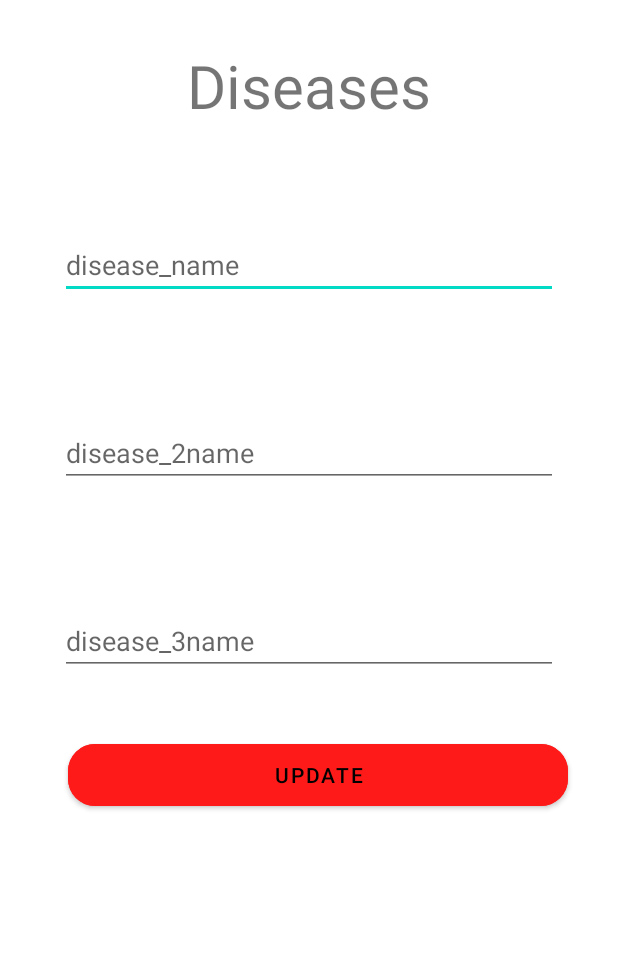
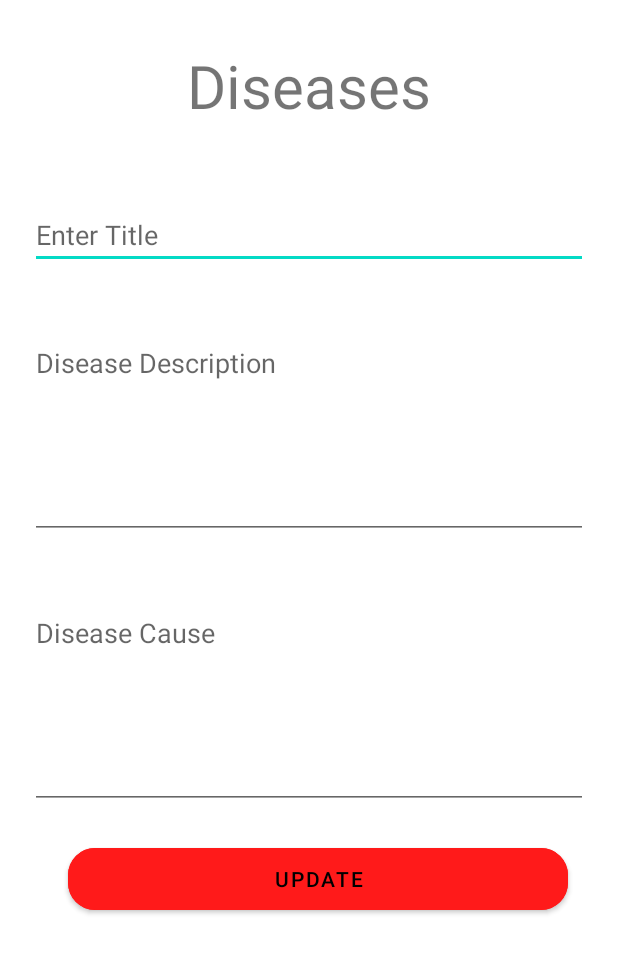
Before and after one commit to prakhar1032/Medical-Report, an Android app: the Diseases screen opened directly, with no data from a screen before it, on a phone screen of 412 x 824 dp. Shown: the top 953 px of the screen. Run offline under Robolectric (Android 15) with nearby library versions, the phone set to English and light mode, and no system bars; our stand-ins replace Firebase (no records; nobody signed in at launch, a user with empty details on screens opened directly).

Commit message:
commit 14

```diff
--- a/app/src/main/AndroidManifest.xml
+++ b/app/src/main/AndroidManifest.xml
@@ -1,5 +1,6 @@
 <?xml version="1.0" encoding="utf-8"?>
 <manifest xmlns:android="http://schemas.android.com/apk/res/android"
+    xmlns:tools="http://schemas.android.com/tools"
     package="com.medical.medicalreport">
 
     <application
@@ -9,6 +10,7 @@
         android:roundIcon="@mipmap/ic_launcher_round"
         android:supportsRtl="true"
         android:theme="@style/Theme.MedicalReport">
+        <activity android:name=".Disease_info"/>
         <activity android:name=".LoginActivity" />
         <activity android:name=".SignUp" />
         <activity android:name=".SplashScreen">
@@ -18,11 +20,10 @@
                 <category android:name="android.intent.category.LAUNCHER" />
             </intent-filter>
         </activity>
-
-
         <activity android:name=".MainActivity" />
         <activity android:name=".Diseases" />
         <activity android:name=".DoctorVisit" />
+        <activity android:name=".MedicalReport"/>
     </application>
 
 </manifest>
--- a/app/src/main/java/com/medical/medicalreport/Diseases.kt
+++ b/app/src/main/java/com/medical/medicalreport/Diseases.kt
@@ -76,7 +76,9 @@ class Diseases : AppCompatActivity() {
             userinfo.put("secondDisease", seconddisease)
             userinfo.put("thirdDisease", thirddisease)
 
-            firebaseDatabase?.updateChildren(userinfo)
+
+
+            firebaseDatabase?.push()?.setValue(userinfo)
                 ?.addOnCompleteListener(object : OnCompleteListener<Void> {
                     override fun onComplete(task: Task<Void>) {
 
--- a/app/src/main/java/com/medical/medicalreport/MainActivity.kt
+++ b/app/src/main/java/com/medical/medicalreport/MainActivity.kt
@@ -18,7 +18,8 @@ class MainActivity : AppCompatActivity() {
 
 
     fun medicalreport(view: View) {
-
+        val intent = Intent(this,MedicalReport::class.java)
+        startActivity(intent)
     }
 
     fun diseases(view: View) {
--- a/app/src/main/res/layout/activity_diseases.xml
+++ b/app/src/main/res/layout/activity_diseases.xml
@@ -28,28 +28,30 @@
             android:id="@+id/disease_name"
             android:layout_width="match_parent"
             android:layout_height="wrap_content"
-            android:layout_margin="40dp"
+            android:layout_margin="20dp"
             android:ems="10"
             android:inputType="textPersonName"
-            android:hint="disease_name" />
+            android:hint="Enter Title" />
 
         <EditText
             android:id="@+id/disease_2name"
             android:layout_width="match_parent"
-            android:layout_height="wrap_content"
-            android:layout_margin="40dp"
+            android:layout_margin="20dp"
+            android:layout_height="140dp"
             android:ems="10"
-            android:inputType="textPersonName"
-            android:hint="disease_2name" />
+            android:gravity="start|top"
+            android:hint="Disease Description"
+            android:inputType="textMultiLine" />
 
         <EditText
             android:id="@+id/disease_3name"
             android:layout_width="match_parent"
-            android:layout_height="wrap_content"
-            android:layout_margin="40dp"
+            android:layout_height="140dp"
+            android:layout_margin="20dp"
+            android:gravity="start|top"
             android:ems="10"
-            android:inputType="textPersonName"
-            android:hint="disease_3name" />
+            android:hint="Disease Cause"
+            android:inputType="textMultiLine" />
 
         <com.google.android.material.button.MaterialButton
             android:id="@+id/disease_info"
@@ -62,6 +64,8 @@
             app:cornerRadius="18dp"
             tools:ignore="MissingConstraints" />
 
+
+
     </LinearLayout>
 
 </RelativeLayout>
```
Also changed, not shown: app/src/main/java/com/medical/medicalreport/Disease_info.kt (added, +11 -0 lines), app/src/main/res/layout/activity_disease_info.xml (added, +16 -0 lines).
